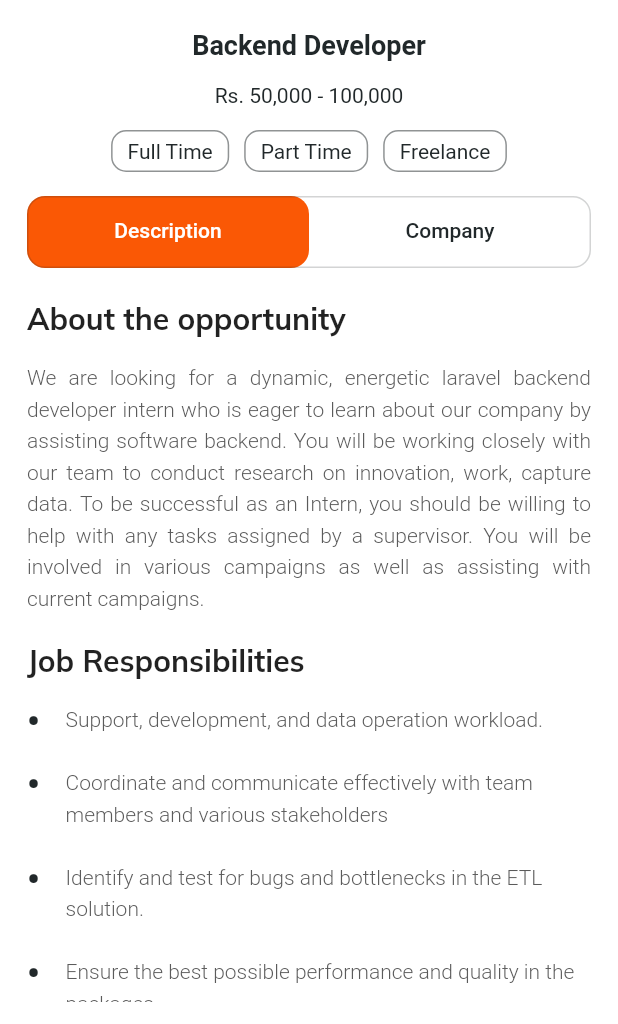
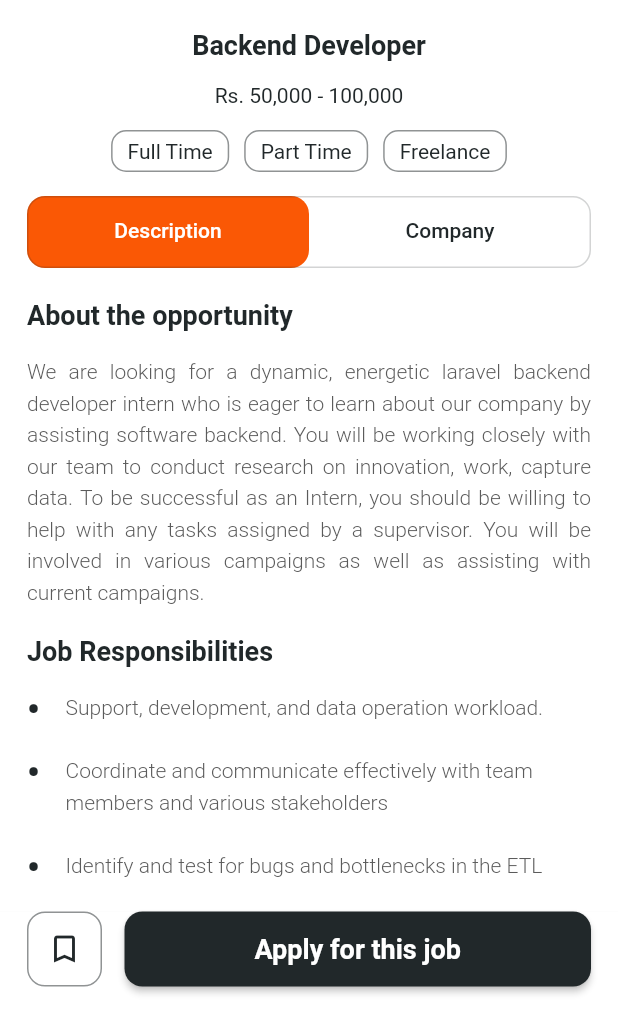
Before and after one commit to Chirag123-bit/HireHubApp, a Flutter app: the JobDetail screen opened directly with sample values from the repository, on a phone screen of 412 x 824 dp, the part 212-1236 px from its top. Run offline on Flutter 3.47's test engine with Material 2 defaults, Android fonts, the phone set to English and light mode, and no system bars; our stand-ins replace dio, flutter_svg, google_fonts, motion_toast.

Commit message:
added company detail inside job ui

```diff
--- a/lib/models/Job.dart
+++ b/lib/models/Job.dart
@@ -14,9 +14,10 @@ class Job {
   String? time;
   List<String>? req;
   String? desc;
+  String? company_desc;
 
   Job(this.company, this.logoUrl, this.isMark, this.title, this.location,
-      this.time, this.req, this.desc);
+      this.time, this.req, this.desc, this.company_desc);
 
   static List<Job> generatedJobs() {
     return [
@@ -33,7 +34,9 @@ class Job {
           "Identify and test for bugs and bottlenecks in the ETL solution.",
           "Ensure the best possible performance and quality in the packages."
         ],
-          "We are looking for a dynamic, energetic laravel backend developer intern who is eager to learn about our company by assisting software backend. You will be working closely with our team to conduct research on innovation, work, capture data. To be successful as an Intern, you should be willing to help with any tasks assigned by a supervisor. You will be involved in various campaigns as well as assisting with current campaigns."),
+        "We are looking for a dynamic, energetic laravel backend developer intern who is eager to learn about our company by assisting software backend. You will be working closely with our team to conduct research on innovation, work, capture data. To be successful as an Intern, you should be willing to help with any tasks assigned by a supervisor. You will be involved in various campaigns as well as assisting with current campaigns.",
+        "At Verisk you can build an exciting career with meaningful work; create positive and lasting impact on business; and find the support, coaching, and training you need to advance your career. We have received the Great Place to Work® Certification for the fifth consecutive year. We’ve been recognized by Forbes as a World’s Best Employer and a Best Employer for Women, testaments to our culture of engagement and the value we place on an inclusive and diverse workforce. Verisk’s Statement on Racial Equity and Diversity supports our commitment to these values and affecting positive and lasting change in the communities where we live and work.",
+      ),
       Job(
         "Google LIC",
         "assets/images/google_logo.png",
@@ -47,7 +50,9 @@ class Job {
           "Identify and test for bugs and bottlenecks in the ETL solution.",
           "Ensure the best possible performance and quality in the packages."
         ],
-          "We are looking for a dynamic, energetic laravel backend developer intern who is eager to learn about our company by assisting software backend. You will be working closely with our team to conduct research on innovation, work, capture data. To be successful as an Intern, you should be willing to help with any tasks assigned by a supervisor. You will be involved in various campaigns as well as assisting with current campaigns."),
+        "We are looking for a dynamic, energetic laravel backend developer intern who is eager to learn about our company by assisting software backend. You will be working closely with our team to conduct research on innovation, work, capture data. To be successful as an Intern, you should be willing to help with any tasks assigned by a supervisor. You will be involved in various campaigns as well as assisting with current campaigns.",
+        "At Verisk you can build an exciting career with meaningful work; create positive and lasting impact on business; and find the support, coaching, and training you need to advance your career. We have received the Great Place to Work® Certification for the fifth consecutive year. We’ve been recognized by Forbes as a World’s Best Employer and a Best Employer for Women, testaments to our culture of engagement and the value we place on an inclusive and diverse workforce. Verisk’s Statement on Racial Equity and Diversity supports our commitment to these values and affecting positive and lasting change in the communities where we live and work.",
+      ),
       Job(
         "Google LIC",
         "assets/images/google_logo.png",
@@ -61,7 +66,9 @@ class Job {
           "Identify and test for bugs and bottlenecks in the ETL solution.",
           "Ensure the best possible performance and quality in the packages."
         ],
-          "We are looking for a dynamic, energetic laravel backend developer intern who is eager to learn about our company by assisting software backend. You will be working closely with our team to conduct research on innovation, work, capture data. To be successful as an Intern, you should be willing to help with any tasks assigned by a supervisor. You will be involved in various campaigns as well as assisting with current campaigns."),
+        "We are looking for a dynamic, energetic laravel backend developer intern who is eager to learn about our company by assisting software backend. You will be working closely with our team to conduct research on innovation, work, capture data. To be successful as an Intern, you should be willing to help with any tasks assigned by a supervisor. You will be involved in various campaigns as well as assisting with current campaigns.",
+        "At Verisk you can build an exciting career with meaningful work; create positive and lasting impact on business; and find the support, coaching, and training you need to advance your career. We have received the Great Place to Work® Certification for the fifth consecutive year. We’ve been recognized by Forbes as a World’s Best Employer and a Best Employer for Women, testaments to our culture of engagement and the value we place on an inclusive and diverse workforce. Verisk’s Statement on Racial Equity and Diversity supports our commitment to these values and affecting positive and lasting change in the communities where we live and work.",
+      ),
       Job(
         "Google LIC",
         "assets/images/google_logo.png",
@@ -75,7 +82,9 @@ class Job {
           "Identify and test for bugs and bottlenecks in the ETL solution.",
           "Ensure the best possible performance and quality in the packages."
         ],
-          "We are looking for a dynamic, energetic laravel backend developer intern who is eager to learn about our company by assisting software backend. You will be working closely with our team to conduct research on innovation, work, capture data. To be successful as an Intern, you should be willing to help with any tasks assigned by a supervisor. You will be involved in various campaigns as well as assisting with current campaigns."),
+        "We are looking for a dynamic, energetic laravel backend developer intern who is eager to learn about our company by assisting software backend. You will be working closely with our team to conduct research on innovation, work, capture data. To be successful as an Intern, you should be willing to help with any tasks assigned by a supervisor. You will be involved in various campaigns as well as assisting with current campaigns.",
+        "At Verisk you can build an exciting career with meaningful work; create positive and lasting impact on business; and find the support, coaching, and training you need to advance your career. We have received the Great Place to Work® Certification for the fifth consecutive year. We’ve been recognized by Forbes as a World’s Best Employer and a Best Employer for Women, testaments to our culture of engagement and the value we place on an inclusive and diverse workforce. Verisk’s Statement on Racial Equity and Diversity supports our commitment to these values and affecting positive and lasting change in the communities where we live and work.",
+      ),
       Job(
         "Google LIC",
         "assets/images/google_logo.png",
@@ -89,7 +98,9 @@ class Job {
           "Identify and test for bugs and bottlenecks in the ETL solution.",
           "Ensure the best possible performance and quality in the packages."
         ],
-          "We are looking for a dynamic, energetic laravel backend developer intern who is eager to learn about our company by assisting software backend. You will be working closely with our team to conduct research on innovation, work, capture data. To be successful as an Intern, you should be willing to help with any tasks assigned by a supervisor. You will be involved in various campaigns as well as assisting with current campaigns."),
+        "We are looking for a dynamic, energetic laravel backend developer intern who is eager to learn about our company by assisting software backend. You will be working closely with our team to conduct research on innovation, work, capture data. To be successful as an Intern, you should be willing to help with any tasks assigned by a supervisor. You will be involved in various campaigns as well as assisting with current campaigns.",
+        "At Verisk you can build an exciting career with meaningful work; create positive and lasting impact on business; and find the support, coaching, and training you need to advance your career. We have received the Great Place to Work® Certification for the fifth consecutive year. We’ve been recognized by Forbes as a World’s Best Employer and a Best Employer for Women, testaments to our culture of engagement and the value we place on an inclusive and diverse workforce. Verisk’s Statement on Racial Equity and Diversity supports our commitment to these values and affecting positive and lasting change in the communities where we live and work.",
+      ),
     ];
   }
 }
--- a/lib/screens/applicant/job/CompanyTab.dart
+++ b/lib/screens/applicant/job/CompanyTab.dart
@@ -1,4 +1,5 @@
 import 'package:flutter/material.dart';
+import 'package:hirehub/config/Constants.dart';
 import 'package:hirehub/models/Job.dart';
 
 class CompanyTab extends StatelessWidget {
@@ -7,6 +8,24 @@ class CompanyTab extends StatelessWidget {
 
   @override
   Widget build(BuildContext context) {
-    return Container();
+    return Container(
+      child: ListView(
+        children: [
+          const SizedBox(height: 20),
+          Text("About Company",
+              style: kTitleStyle.copyWith(fontWeight: FontWeight.w600)),
+          const SizedBox(height: 15),
+          Text(
+            job.company_desc!,
+            style: kSubtitleStyle.copyWith(
+              fontWeight: FontWeight.w300,
+              height: 1.5,
+              color: const Color(0xff5b5b5b),
+            ),
+            textAlign: TextAlign.justify,
+          ),
+        ],
+      ),
+    );
   }
 }
--- a/lib/screens/applicant/job/DescriptionTab.dart
+++ b/lib/screens/applicant/job/DescriptionTab.dart
@@ -12,9 +12,9 @@ class DescriptionTab extends StatelessWidget {
         child: ListView(
       children: [
         const SizedBox(height: 20),
-        const Text(
+        Text(
           "About the opportunity",
-          style: TextStyle(fontSize: 20, fontWeight: FontWeight.bold),
+          style: kTitleStyle.copyWith(fontWeight: FontWeight.w600),
         ),
         const SizedBox(height: 15),
         Text(
@@ -26,9 +26,9 @@ class DescriptionTab extends StatelessWidget {
           textAlign: TextAlign.justify,
         ),
         const SizedBox(height: 20),
-        const Text(
+        Text(
           "Job Responsibilities",
-          style: TextStyle(fontSize: 20, fontWeight: FontWeight.bold),
+          style: kTitleStyle.copyWith(fontWeight: FontWeight.w600),
         ),
         const SizedBox(height: 15),
         Column(
--- a/lib/screens/applicant/job/JobDetails.dart
+++ b/lib/screens/applicant/job/JobDetails.dart
@@ -1,3 +1,5 @@
+// ignore_for_file: deprecated_member_use
+
 import 'package:flutter/material.dart';
 import 'package:hirehub/config/Constants.dart';
 import 'package:hirehub/models/Job.dart';
@@ -19,7 +21,7 @@ class JobDetail extends StatelessWidget {
           backgroundColor: kSilver,
           elevation: 0,
           leading: IconButton(
-            onPressed: () {},
+              onPressed: () => Navigator.pop(context),
               icon: const Icon(
                 Icons.arrow_back_ios,
                 color: kBlack,
@@ -59,7 +61,8 @@ class JobDetail extends StatelessWidget {
                       const SizedBox(height: 20),
                       Text(
                         job.title!,
-                      style: kTitleStyle.copyWith(fontWeight: FontWeight.bold),
+                        style:
+                            kTitleStyle.copyWith(fontWeight: FontWeight.bold),
                       ),
                       const SizedBox(height: 15),
                       Text(
@@ -117,6 +120,42 @@ class JobDetail extends StatelessWidget {
             ),
           ),
         ),
-    );
+        bottomNavigationBar: PreferredSize(
+          preferredSize: const Size.fromHeight(60),
+          child: Container(
+            padding: const EdgeInsets.only(left: 18, bottom: 25, right: 18),
+            color: Colors.white,
+            child: Row(
+              children: [
+                Container(
+                  width: 50,
+                  height: 50,
+                  decoration: BoxDecoration(
+                    border: Border.all(color: kBlack.withOpacity(0.5)),
+                    borderRadius: BorderRadius.circular(12),
+                  ),
+                  child: const Icon(Icons.bookmark_border, color: kBlack),
+                ),
+                const SizedBox(width: 15),
+                Expanded(
+                  child: SizedBox(
+                    height: 50,
+                    child: RaisedButton(
+                      onPressed: () {},
+                      child: Text("Apply for this job",
+                          style: kTitleStyle.copyWith(
+                            color: Colors.white,
+                          )),
+                      color: kBlack,
+                      shape: RoundedRectangleBorder(
+                        borderRadius: BorderRadius.circular(12),
+                      ),
+                    ),
+                  ),
+                )
+              ],
+            ),
+          ),
+        ));
   }
 }
```
Lines whose indentation alone changed are shown as unchanged.
